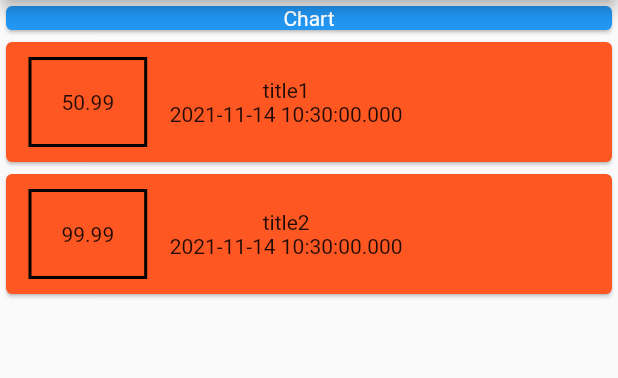
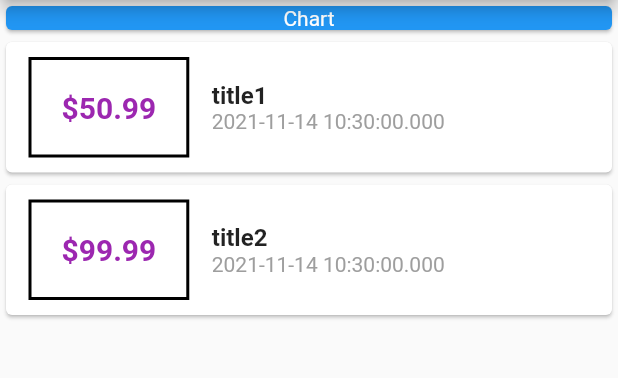
Before and after one commit to kingsmen1/Personal-Expense, a Flutter app: the screen it shows after launch, on a phone screen of 412 x 824 dp, the part 84-462 px from its top. Run offline on Flutter 3.47's test engine with Material 2 defaults, Android fonts, the phone set to English and light mode, and no system bars.

```diff
--- a/lib/main.dart
+++ b/lib/main.dart
@@ -51,22 +51,41 @@ class MyApp extends StatelessWidget {
             Column(
               children: transactions.map((tx) {
                 return Card(
-                  color: Colors.deepOrange,
+                  //color: Colors.deepOrange,
                   child: Row(
                     children: [
                       Container(
-                        decoration: BoxDecoration(
-                          border: Border.all(color: Colors.black, width: 2, )
-                        ),
-                padding: EdgeInsets.all(20),
+                          decoration: BoxDecoration(
+                              border: Border.all(
+                            color: Colors.black,
+                            width: 2,
+                          )),
+                          padding: EdgeInsets.all(20),
                           margin: EdgeInsets.symmetric(
                               vertical: 10, horizontal: 15),
-                          child: Text(tx.amount.toString())),
+                          child: Text(
+                            '\$${tx.amount}',
+                            style: TextStyle(
+                              color: Colors.purple,
+                              fontWeight: FontWeight.bold,
+                              fontSize: 20,
+                            ),
+                          )),
                       Container(
                         child: Column(
+                          crossAxisAlignment: CrossAxisAlignment.start,
                           children: [
-                            Text(tx.title),
-                            Text(tx.date.toString()),
+                            Text(
+                              tx.title,
+                              style: TextStyle(
+                                fontWeight: FontWeight.bold,
+                                fontSize: 16,
+                              ),
+                            ),
+                            Text(
+                              tx.date.toString(),
+                              style: TextStyle(color: Colors.grey),
+                            ),
                           ],
                         ),
                       )
--- a/pubspec.yaml
+++ b/pubspec.yaml
@@ -18,7 +18,7 @@ publish_to: 'none' # Remove this line if you wish to publish to pub.dev
 version: 1.0.0+1
 
 environment:
-  sdk: ">=2.12.0 <3.0.0"
+  sdk: ">=2.7.0 <3.0.0"
 
 # Dependencies specify other packages that your package needs in order to work.
 # To automatically upgrade your package dependencies to the latest versions
```
